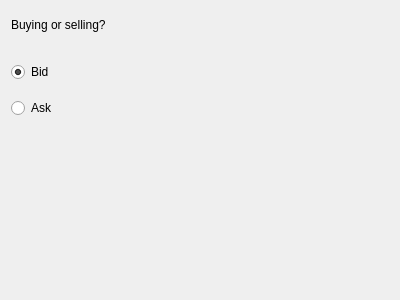
Old version of the form src/moneychanger/Widgets/pageoffer_bidask.ui in the repository Open-Transactions/Moneychanger.
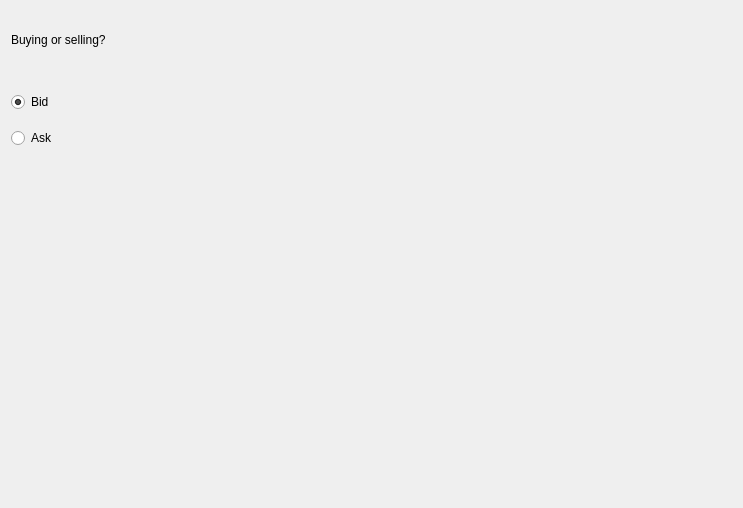
New version of the form.

```diff
--- a/src/moneychanger/Widgets/pageoffer_bidask.ui
+++ b/src/moneychanger/Widgets/pageoffer_bidask.ui
@@ -6,10 +6,28 @@
    <rect>
     <x>0</x>
     <y>0</y>
-    <width>400</width>
-    <height>300</height>
+    <width>743</width>
+    <height>508</height>
    </rect>
   </property>
+  <property name="sizePolicy">
+   <sizepolicy hsizetype="Fixed" vsizetype="Fixed">
+    <horstretch>0</horstretch>
+    <verstretch>0</verstretch>
+   </sizepolicy>
+  </property>
+  <property name="minimumSize">
+   <size>
+    <width>743</width>
+    <height>508</height>
+   </size>
+  </property>
+  <property name="maximumSize">
+   <size>
+    <width>743</width>
+    <height>508</height>
+   </size>
+  </property>
   <property name="windowTitle">
    <string>WizardPage</string>
   </property>
```
